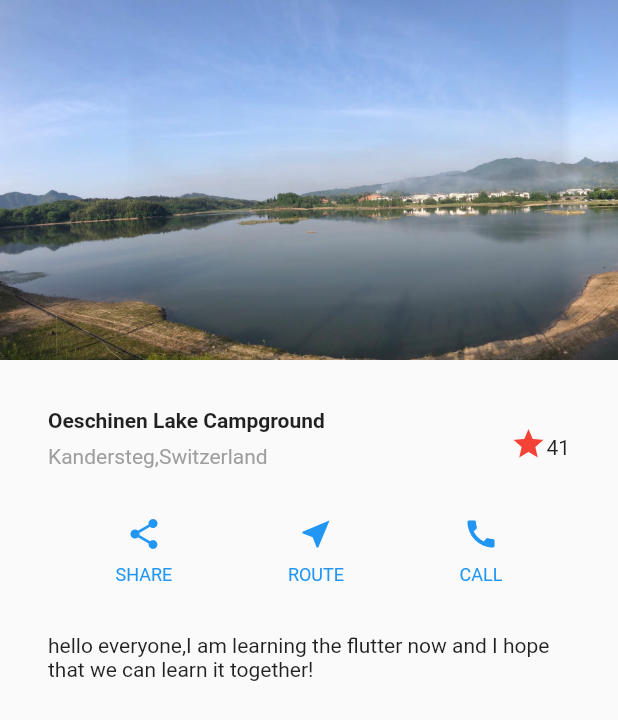
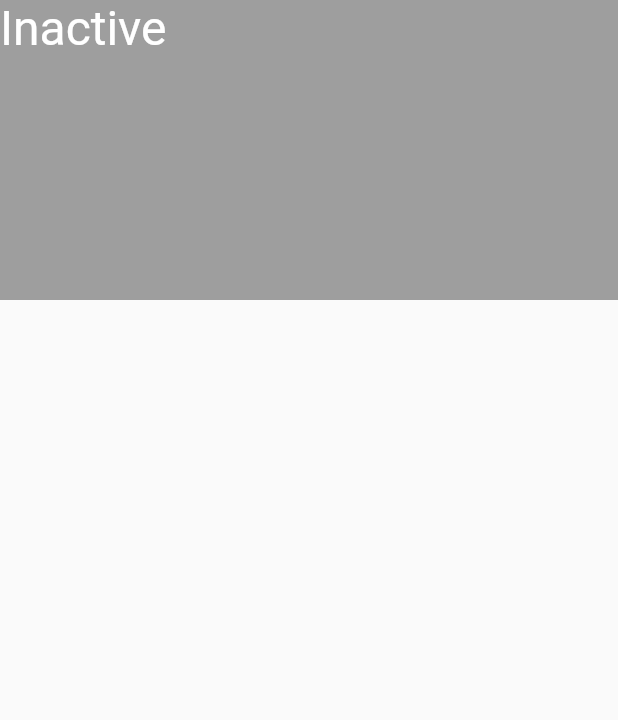
Before and after one commit to wildlily1989/widgetflutter, a Flutter app: the screen it shows after launch, on a phone screen of 412 x 824 dp. Shown: the top 720 px of the screen. Run offline on Flutter 3.47's test engine with Material 2 defaults, Android fonts, the phone set to English and light mode, and no system bars.

```diff
--- a/lib/main.dart
+++ b/lib/main.dart
@@ -1,5 +1,6 @@
 import 'package:flutter/material.dart';
 import 'package:flutter/widgets.dart';
+import 'package:flutter/foundation.dart';
 
 void main() {
   runApp(MyApp());
@@ -8,7 +9,6 @@ void main() {
 class MyApp extends StatelessWidget {
   @override
   Widget build(BuildContext context) {
-
     Widget textSection = new Container(
       padding: const EdgeInsets.all(32.0),
       child: new Text(
@@ -84,43 +84,45 @@ class MyApp extends StatelessWidget {
               ],
             ),
           ),
-          new Container(
-            alignment: Alignment.topCenter,
-            padding: EdgeInsets.only(top: 8.0),
-            child: new Icon(
-              Icons.star,
-              textDirection: TextDirection.ltr,
-              color: Colors.red[500],
-            ),
-          ),
-          new Container(
-            alignment: Alignment.topCenter,
-            padding: EdgeInsets.only(top: 12.0),
-            child: new Text(
-              '41',
-              textDirection: TextDirection.ltr,
-            ),
-          ),
+          new FavoriteWidget(),
+//          new Container(
+//            alignment: Alignment.topCenter,
+//            padding: EdgeInsets.only(top: 8.0),
+//            child: new Icon(
+//              Icons.star,
+//              textDirection: TextDirection.ltr,
+//              color: Colors.red[500],
+//            ),
+//          ),
+//          new Container(
+//            alignment: Alignment.topCenter,
+//            padding: EdgeInsets.only(top: 12.0),
+//            child: new Text(
+//              '41',
+//              textDirection: TextDirection.ltr,
+//            ),
+//          ),
         ],
       ),
     );
 
-
     return new MaterialApp(
-        home: new Scaffold(
-          body: new ListView(
-            children: [
-              new Image.asset(
-                'images/lake.jpg',
-                height: 240.0,
-                fit: BoxFit.cover,
-              ),
-              titleSection,
-              buttonSection,
-              textSection,
-            ],
-          ),
+      home: new Scaffold(
+        body: new ListView(
+          children: [
+            new ParentWidget(),
+//            new TapboxAWidget(),
+//            new Image.asset(
+//              'images/lake.jpg',
+//              height: 240.0,
+//              fit: BoxFit.cover,
+//            ),
+//            titleSection,
+//            buttonSection,
+//            textSection,
+          ],
         ),
+      ),
     );
 
 //    return new MaterialApp(
@@ -132,6 +134,56 @@ class MyApp extends StatelessWidget {
   }
 }
 
+class FavoriteWidget extends StatefulWidget {
+  @override
+  State<StatefulWidget> createState() {
+    return new _favoriteWidgeState();
+    throw UnimplementedError();
+  }
+}
+
+class _favoriteWidgeState extends State<FavoriteWidget> {
+  bool _isFavoriteed = true;
+  int _favotiteCount = 41;
+
+  void _toggleFavotite() {
+    setState(() {
+      if (_isFavoriteed) {
+        _isFavoriteed = false;
+        _favotiteCount--;
+      } else {
+        _isFavoriteed = true;
+        _favotiteCount++;
+      }
+    });
+  }
+
+  @override
+  Widget build(BuildContext context) {
+    return new Row(
+      mainAxisSize: MainAxisSize.min,
+      children: [
+        new Container(
+          padding: new EdgeInsets.all(0.0),
+          child: new IconButton(
+            icon: (_isFavoriteed
+                ? new Icon(Icons.star)
+                : new Icon(Icons.star_border)),
+            color: Colors.red[500],
+            onPressed: _toggleFavotite,
+          ),
+        ),
+        new SizedBox(
+          width: 18.0,
+          child: new Container(
+            child: new Text('$_favotiteCount'),
+          ),
+        )
+      ],
+    );
+    throw UnimplementedError();
+  }
+}
 
 class imageSection extends StatelessWidget {
   @override
@@ -265,3 +317,102 @@ class titleSection extends StatelessWidget {
     throw UnimplementedError();
   }
 }
+
+//使用手势，TapboxA管理自身状态
+class TapboxAWidget extends StatefulWidget {
+  @override
+  State<StatefulWidget> createState() {
+    return _TapboxAWidgetState();
+    throw UnimplementedError();
+  }
+}
+
+class _TapboxAWidgetState extends State<TapboxAWidget> {
+  bool _active = false;
+  void _handleTap() {
+    setState(() {
+      _active = !_active;
+    });
+  }
+
+  @override
+  Widget build(BuildContext context) {
+    return new GestureDetector(
+      onTap: _handleTap,
+      child: new Container(
+        child: Center(
+          child: new Text(
+            _active ? 'activie' : 'inactive',
+            style: new TextStyle(fontSize: 32.0, color: Colors.white),
+          ),
+        ),
+        width: 200.0,
+        height: 200.0,
+        decoration: new BoxDecoration(
+          color: _active ? Colors.green : Colors.grey,
+        ),
+      ),
+    );
+    throw UnimplementedError();
+  }
+}
+
+//ParentWidget 为TapboxB管理状态。
+//---------------------------------ParentWidget------------------------------------//
+class ParentWidget extends StatefulWidget {
+  @override
+  State<StatefulWidget> createState() {
+    return new _parentWidgetState();
+    throw UnimplementedError();
+  }
+}
+
+class _parentWidgetState extends State<ParentWidget> {
+  bool _active = false;
+
+  void _handleTapboxChanged(bool newValue) {
+    setState(() {
+      _active = newValue;
+    });
+  }
+
+  @override
+  Widget build(BuildContext context) {
+    return new Container(
+      child: new TapboxB(
+          active: _active,
+          onChanged: _handleTapboxChanged),
+    );
+    throw UnimplementedError();
+  }
+}
+
+//-------------------------------TapboxB---------------------------------------//
+class TapboxB extends StatelessWidget {
+  TapboxB({Key key,this.active:false,@required this.onChanged})
+  :super(key:key);
+  final bool active;
+  final ValueChanged<bool> onChanged;
+
+  void _handleTap() {
+    onChanged(!active);
+  }
+  @override
+  Widget build(BuildContext context) {
+    return new GestureDetector(
+      onTap: _handleTap,
+      child: new Container(
+        child: new Text(
+          active?'active':'Inactive',
+          style: new TextStyle(fontSize: 32.0,color: Colors.white),
+        ),
+        decoration: new BoxDecoration(
+          color: active?Colors.green:Colors.grey,
+        ),
+        width: 200.0,
+        height: 200.0,
+      ),
+    );
+    throw UnimplementedError();
+  }
+}
```
